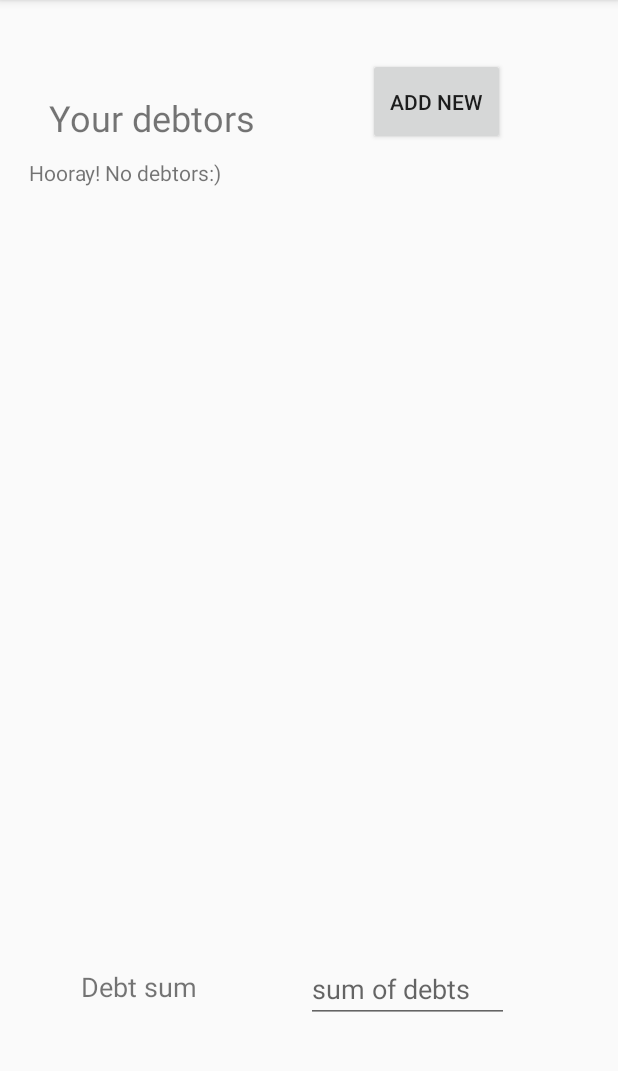
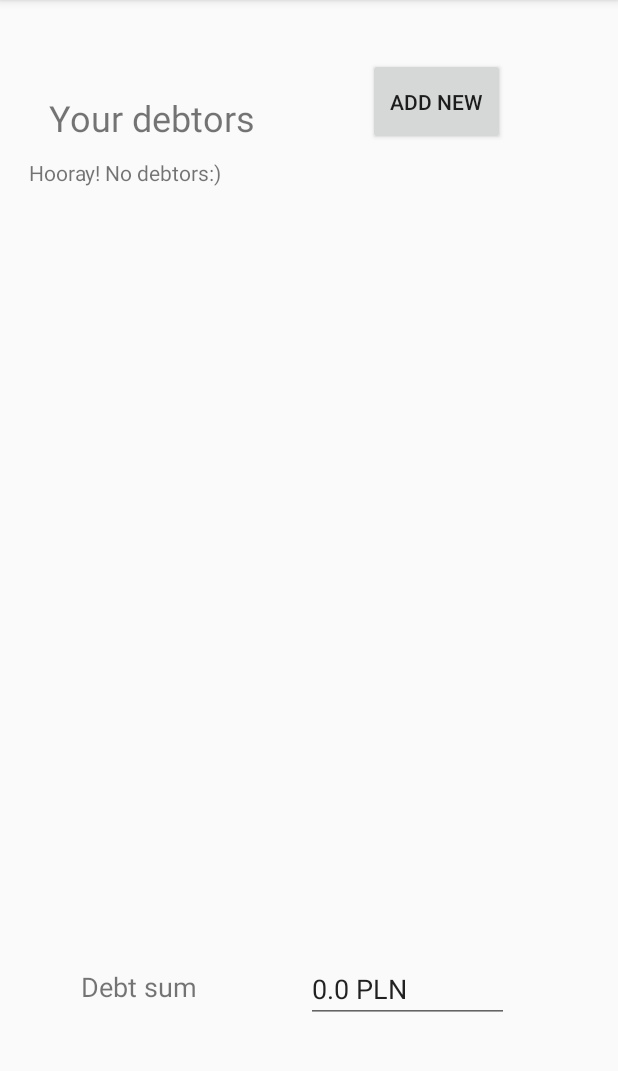
Before and after one commit to wgolanka/paymeapp, an Android app: the screen it shows after launch (MainActivity), on a phone screen of 412 x 824 dp, the part 84-1155 px from its top. Run offline under Robolectric (Android 15) with nearby library versions, the phone set to English and light mode, and no system bars.

Commit message:
Add extension function for rounding, fix typo owned -> owed, add onResume

```diff
--- a/app/src/main/java/com/example/paymeapp/Debtor.kt
+++ b/app/src/main/java/com/example/paymeapp/Debtor.kt
@@ -1,8 +1,8 @@
 package com.example.paymeapp
 
-data class Debtor(val name: String, var owned: Double) {
+data class Debtor(val name: String, var owed: Double) {
 
     override fun toString(): String {
-        return "$name owns you $owned PLN"
+        return "$name owe you $owed PLN"
     }
 }
--- a/app/src/main/java/com/example/paymeapp/MainActivity.kt
+++ b/app/src/main/java/com/example/paymeapp/MainActivity.kt
@@ -8,12 +8,27 @@ import android.widget.Button
 import android.widget.ListView
 import android.widget.TextView
 import androidx.appcompat.app.AppCompatActivity
-import java.math.RoundingMode
+
+import com.example.paymeapp.util.round
+import kotlinx.android.synthetic.main.activity_main.*
 
 class MainActivity : AppCompatActivity() {
 
     companion object {
         var allDebtors: ArrayList<Debtor> = arrayListOf()
+    }
+
+    override fun onResume() {
+        super.onResume()
+
+        val noDebtorsTextView: TextView = textView_no_debtors
+        noDebtorsTextView.visibility = if (allDebtors.isEmpty()) {
+            View.VISIBLE
+        } else {
+            View.INVISIBLE
+        }
+
+        updateDebtSum()
     }
 
     private var adapter: ArrayAdapter<Debtor>? = null
@@ -22,9 +37,8 @@ class MainActivity : AppCompatActivity() {
         super.onCreate(savedInstanceState)
         setContentView(R.layout.activity_main)
 
-        val debtors: ListView = findViewById(R.id.listView_debtors)
-        val addDebtor: Button = findViewById(R.id.button_add_debtor)
-        val noDebtorsTextView: TextView = findViewById(R.id.textView_no_debtors)
+        val debtors: ListView = listView_debtors
+        val addDebtor: Button = button_add_debtor
 
         adapter = ArrayAdapter(
             applicationContext,
@@ -32,26 +46,16 @@ class MainActivity : AppCompatActivity() {
             allDebtors
         )
 
-        debtors.adapter = adapter
+        debtors.adapter = adapter!!
         addDebtor.setOnClickListener {
-            openAddDebtorActivity() //TODO I don't notify adapter about changed debtors and it still updated them
-        }
-
-        if (allDebtors.isEmpty()) { // TODO where to put it so it changes after debtor is added?
-            noDebtorsTextView.visibility = View.VISIBLE
-        } else {
-            noDebtorsTextView.visibility = View.INVISIBLE
+            openAddDebtorActivity()
         }
     }
 
-    private fun updateDebtSum() { //TODO where to put this method so it runs always after adding new debtor?
-        val debtSum: TextView = findViewById(R.id.num_debt_sum)
-        var sum = 0.0
-        for (debtor in allDebtors) {
-            sum += debtor.owned
-        }
-        sum = sum.toBigDecimal().setScale(2, RoundingMode.UP).toDouble() //TODO add tests for this
-        debtSum.text = "$sum PLN"
+    private fun updateDebtSum() {
+        val debtSum: TextView = num_debt_sum
+        val sum = allDebtors.sumByDouble { it.owed }
+        debtSum.text = "${sum.round()} PLN" //TODO add tests for this
     }
 
     private fun openAddDebtorActivity() {
--- /dev/null
+++ b/app/src/main/java/com/example/paymeapp/util/RoundExtensionsUtil.kt
@@ -0,0 +1,13 @@
+package com.example.paymeapp.util
+
+import android.widget.EditText
+import java.math.RoundingMode
+
+fun Double.round() =
+    round(this)
+
+fun EditText.round() =
+    round(this.text)
+
+fun <T> round(obj : T) :Double =
+    obj.toString().toBigDecimal().setScale(2, RoundingMode.UP).toDouble()
```
Also changed, not shown: app/src/main/java/com/example/paymeapp/AddDebtorActivity.kt (+13 -14 lines).
